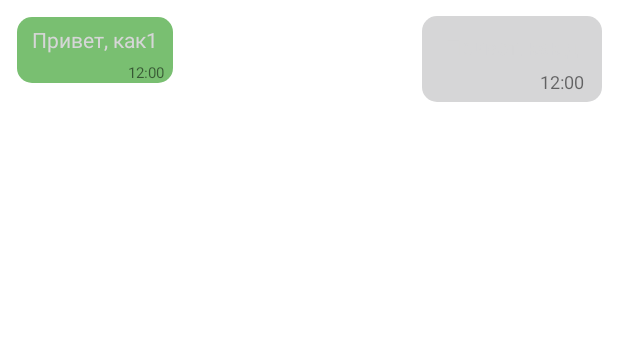
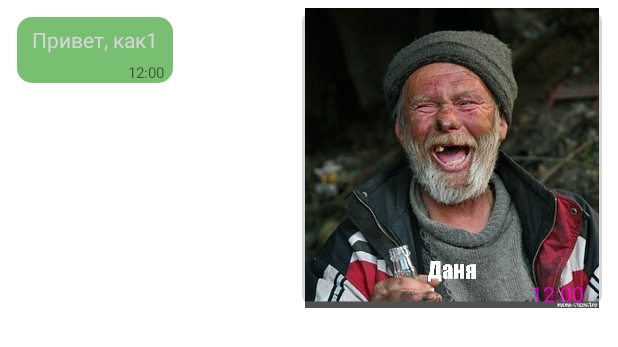
Before and after one commit to Reeto1210/Taverna, an Android app: the layout chat_item_recycle.xml on its own in the app's theme, with its tools: preview values and no code run, on a phone screen of 412 x 824 dp. Shown: the top 347 px of the screen. Run offline under Robolectric (Android 15) with nearby library versions, the light colour scheme and no system bars.

Commit message:
отоборажение картинок в чате

```diff
--- a/app/src/main/java/com/mudryakov/taverna/MainActivity.kt
+++ b/app/src/main/java/com/mudryakov/taverna/MainActivity.kt
@@ -40,7 +40,7 @@ class MainActivity : AppCompatActivity() {
 
 
     private fun initFields() {
-        TOOLBAR = mBinding.toolbarMain!!
+        TOOLBAR = mBinding.toolbarMain
         myDrawer = AppDrawer()
 
     }
--- a/app/src/main/java/com/mudryakov/taverna/models/MessageModel.kt
+++ b/app/src/main/java/com/mudryakov/taverna/models/MessageModel.kt
@@ -1,6 +1,6 @@
 package com.mudryakov.taverna.models
 
-import java.sql.Timestamp
+
 
 data class MessageModel(
     val text: String = "",
@@ -8,5 +8,5 @@ data class MessageModel(
     val time: Any = "",
     val type: String = "",
     val id: String = "",
-    val imageUrl: String = ""
+    val imageUrl: String = "empty"
 )
--- a/app/src/main/res/layout/chat_item_recycle.xml
+++ b/app/src/main/res/layout/chat_item_recycle.xml
@@ -1,58 +1,119 @@
 <?xml version="1.0" encoding="utf-8"?>
 <androidx.constraintlayout.widget.ConstraintLayout xmlns:android="http://schemas.android.com/apk/res/android"
     xmlns:app="http://schemas.android.com/apk/res-auto"
-    xmlns:tools="http://schemas.android.com/tools"
     android:layout_width="match_parent"
     android:layout_height="wrap_content"
 
     android:padding="5dp">
 
     <androidx.constraintlayout.widget.ConstraintLayout
-        android:id="@+id/SingleChatFriendLayout"
+        android:id="@+id/SingleChatFriendLayoutTextMessage"
         android:layout_width="wrap_content"
         android:layout_height="wrap_content"
         android:layout_marginStart="6dp"
         android:layout_marginTop="6dp"
         android:background="@drawable/messege_item_background"
+        android:maxWidth="300dp"
         app:layout_constraintStart_toStartOf="parent"
-        app:layout_constraintTop_toTopOf="parent"
-        android:maxWidth="300dp">
+        app:layout_constraintTop_toTopOf="parent">
 
         <TextView
 
+            android:id="@+id/SingleChatEtFriendMessage"
+            android:layout_width="wrap_content"
+            android:layout_height="wrap_content"
+            android:maxWidth="300dp"
             android:minWidth="60dp"
             android:padding="5dp"
             android:paddingStart="10dp"
             android:paddingEnd="10dp"
-            android:id="@+id/SingleChatEtFriendMessage"
-            android:layout_width="wrap_content"
-            android:layout_height="wrap_content"
-            android:textSize="14sp"
             android:text="Привет, как1"
             android:textColor="@color/md_black_1000"
+            android:textSize="14sp"
             app:layout_constraintStart_toStartOf="parent"
-            app:layout_constraintTop_toTopOf="parent"
-            android:maxWidth="300dp" />
+            app:layout_constraintTop_toTopOf="parent" />
 
         <TextView
             android:id="@+id/SingleChatEtFriendMessageTime"
-            android:textSize="10sp"
             android:layout_width="wrap_content"
             android:layout_height="wrap_content"
+            android:layout_marginEnd="6dp"
             android:text="12:00"
             android:textColor="@color/material_drawer_secondary_text"
-            android:layout_marginEnd="6dp"
+            android:textSize="10sp"
             app:layout_constraintEnd_toEndOf="parent"
             app:layout_constraintTop_toBottomOf="@+id/SingleChatEtFriendMessage" />
 
 
     </androidx.constraintlayout.widget.ConstraintLayout>
+    <androidx.constraintlayout.widget.ConstraintLayout
+       android:visibility="gone"
+        android:layout_marginStart="5dp"
+        android:id="@+id/UserImageMessageLayout"
+        android:layout_width="200dp"
+        android:layout_height="200dp"
+            app:layout_constraintBottom_toBottomOf="parent"
+        app:layout_constraintStart_toStartOf="parent"
+        app:layout_constraintTop_toTopOf="parent">
 
+        <ImageView
+            android:id="@+id/UserMessageImage"
+            android:layout_width="match_parent"
+            android:layout_height="match_parent"
+            app:layout_constraintBottom_toBottomOf="parent"
+            app:layout_constraintEnd_toEndOf="parent"
+            app:layout_constraintStart_toStartOf="parent"
+            android:src="@drawable/bomjara"
+            app:layout_constraintTop_toTopOf="parent" />
+
+        <TextView
+            android:id="@+id/UserMessageImageTime"
+            android:layout_width="wrap_content"
+            android:layout_height="wrap_content"
+            android:layout_marginEnd="12dp"
+            android:text="12:00"
+            android:textColor="@color/material_on_background_emphasis_high_type"
+            app:layout_constraintBottom_toBottomOf="parent"
+            app:layout_constraintEnd_toEndOf="parent" />
+
+
+    </androidx.constraintlayout.widget.ConstraintLayout>
+     <androidx.constraintlayout.widget.ConstraintLayout
+
+        android:id="@+id/friendImageMessageLayout"
+        android:layout_width="200dp"
+        android:layout_height="200dp"
+        android:layout_marginEnd="5dp"
+        android:background="@drawable/user_chat_background"
+        android:maxWidth="300dp"
+        android:minWidth="60dp"
+        app:layout_constraintBottom_toBottomOf="parent"
+        app:layout_constraintEnd_toEndOf="parent"
+        app:layout_constraintTop_toTopOf="parent">
+
+        <ImageView
+            android:id="@+id/FriendMessageImage"
+            android:layout_width="match_parent"
+            android:layout_height="match_parent"
+            app:layout_constraintBottom_toBottomOf="parent"
+            app:layout_constraintEnd_toEndOf="parent"
+            app:layout_constraintStart_toStartOf="parent"
+            android:src="@drawable/bomjara"
+            app:layout_constraintTop_toTopOf="parent" />
+
+        <TextView
+            android:id="@+id/FriendMessageImageTime"
+            android:layout_width="wrap_content"
+            android:layout_height="wrap_content"
+            android:layout_marginEnd="12dp"
+            android:text="12:00"
+            android:textColor="@color/material_on_background_emphasis_high_type"
+            app:layout_constraintBottom_toBottomOf="parent"
+            app:layout_constraintEnd_toEndOf="parent" />
+
+
+    </androidx.constraintlayout.widget.ConstraintLayout>
     <androidx.constraintlayout.widget.ConstraintLayout
-        android:minWidth="60dp"
-        android:padding="5dp"
-        android:paddingStart="6dp"
-        android:paddingEnd="6dp"
         android:id="@+id/SingleChatUserLayout"
         android:layout_width="wrap_content"
         android:layout_height="wrap_content"
@@ -60,11 +121,15 @@
         android:layout_marginEnd="5dp"
         android:background="@drawable/user_chat_background"
         android:maxWidth="300dp"
+        android:minWidth="60dp"
+        android:padding="5dp"
+        android:paddingStart="6dp"
+        android:paddingEnd="6dp"
+        android:visibility="gone"
         app:layout_constraintEnd_toEndOf="parent"
         app:layout_constraintTop_toTopOf="parent">
 
         <TextView
-            android:textSize="14sp"
             android:id="@+id/SingleChatEtUserMessage"
             android:layout_width="wrap_content"
             android:layout_height="wrap_content"
@@ -74,6 +139,7 @@
             android:paddingEnd="10dp"
             android:text="Привет, как д"
             android:textColor="@color/md_black_1000"
+            android:textSize="14sp"
             app:layout_constraintStart_toStartOf="parent"
             app:layout_constraintTop_toTopOf="parent" />
 
```
Also changed, not shown: app/src/main/java/com/mudryakov/taverna/Objects/funs.kt (+9 -1 lines), app/src/main/java/com/mudryakov/taverna/ui/Fragmets/SingleChat/SingleChatAdapter.kt (+50 -19 lines).
